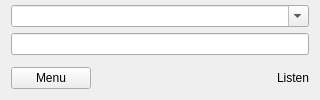
First picture: the form in src/GUI/Plugins/Stream/GUI_Podcasts.ui, repository return42/sayonara, before the edit.
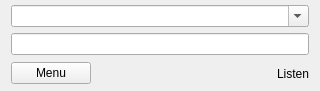
Second picture: the form after the edit. Icons and pictures are not drawn. Custom widgets are drawn as their Qt base class.

Diff of the .ui file:
```diff
--- a/src/GUI/Plugins/Stream/GUI_Podcasts.ui
+++ b/src/GUI/Plugins/Stream/GUI_Podcasts.ui
@@ -7,7 +7,7 @@
     <x>0</x>
     <y>0</y>
     <width>320</width>
-    <height>100</height>
+    <height>91</height>
    </rect>
   </property>
   <layout class="QGridLayout" name="gridLayout">
```
